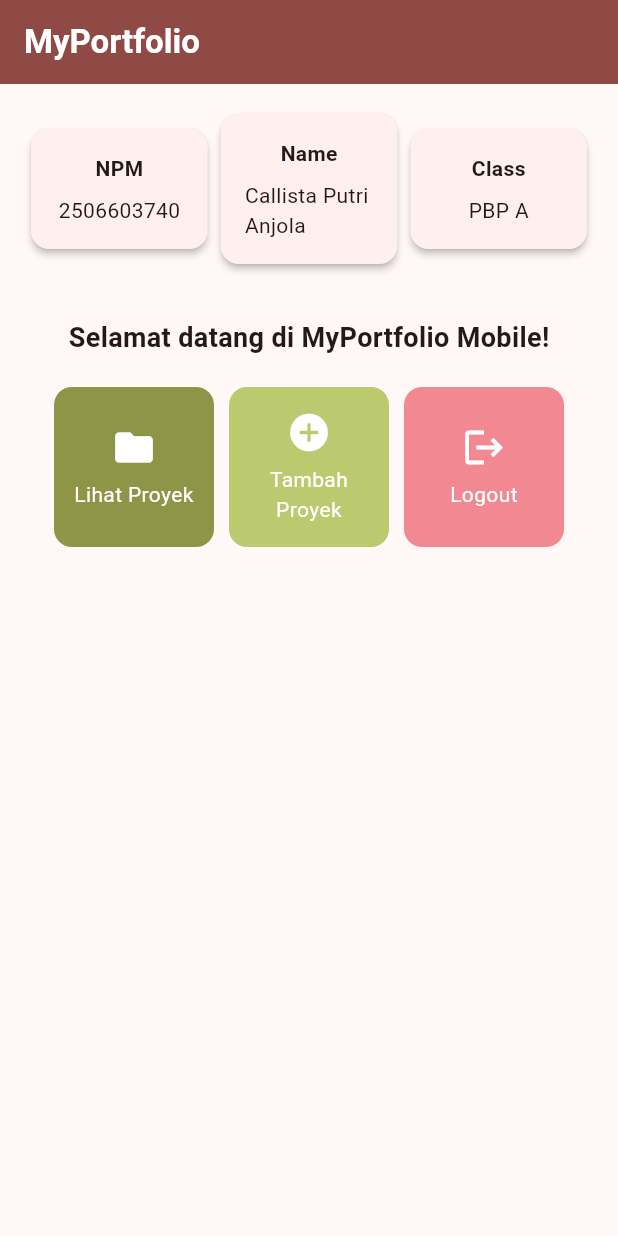
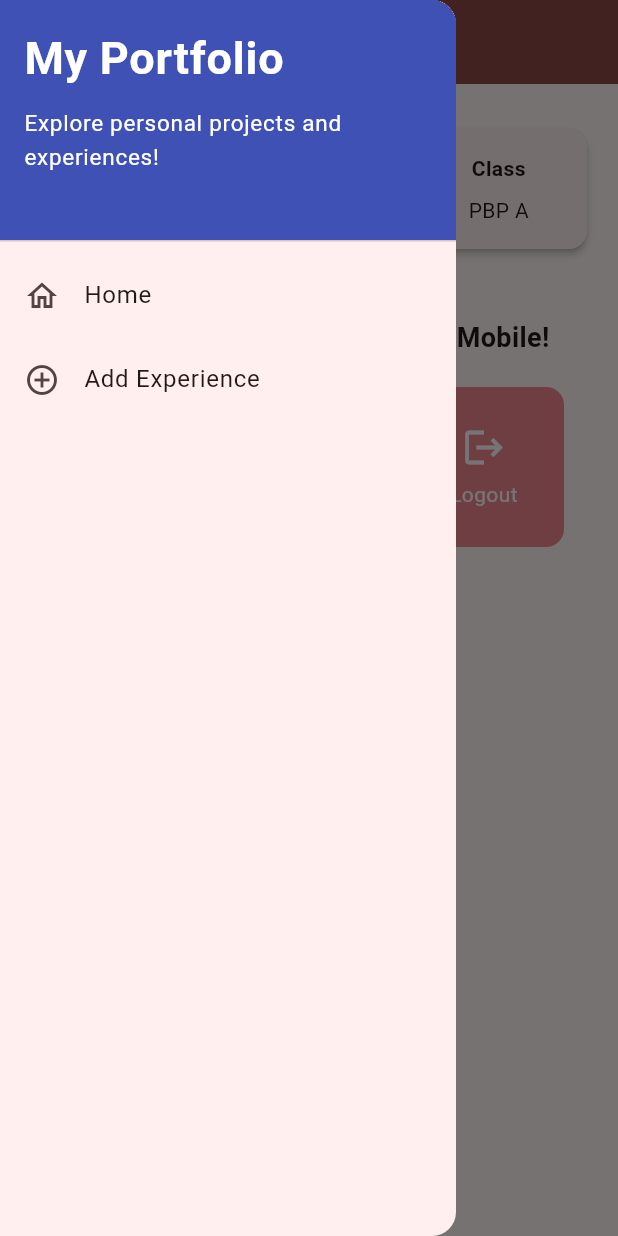
Before and after one commit to callistaputri/myportofolio_mobile, a Flutter app: the screen it shows after launch, with the side drawer open (before the commit the screen has no drawer), on a phone screen of 412 x 824 dp. Run offline on Flutter 3.47's test engine with Material 3 defaults, Android fonts, the phone set to English and light mode, and no system bars.

Commit message:
Tutorial 09: Flutter Navigation, Layouts, Forms, and Input Elements

```diff
--- a/lib/main.dart
+++ b/lib/main.dart
@@ -1,5 +1,5 @@
 import 'package:flutter/material.dart';
-import 'package:myportofolio_mobile/menu.dart';
+import 'package:myportofolio_mobile/screens/menu.dart';
 
 void main() {
   runApp(const MyApp());
--- a/lib/menu.dart
+++ b/lib/screens/menu.dart
@@ -1,4 +1,6 @@
 import 'package:flutter/material.dart';
+import 'package:myportofolio_mobile/widgets/left_drawer.dart';
+import 'package:myportofolio_mobile/widgets/project_card.dart';
 
 class MyHomePage extends StatelessWidget {
   MyHomePage({super.key});
@@ -8,8 +10,8 @@ class MyHomePage extends StatelessWidget {
   final String kelas = "PBP A";
 
   final List<ItemHomepage> items = [
-    ItemHomepage("Lihat Proyek", Icons.folder, const Color(0xFF8E9546)),
-    ItemHomepage("Tambah Proyek", Icons.add_circle, const Color(0xFFBBCA6F)),
+    ItemHomepage("Lihat Experience", Icons.folder, const Color(0xFF8E9546)),
+    ItemHomepage("Tambah Experience", Icons.add_circle, const Color(0xFFBBCA6F)),
     ItemHomepage("Logout", Icons.logout, const Color(0xFFF28892)),
   ];
 
@@ -23,6 +25,7 @@ class MyHomePage extends StatelessWidget {
         ),
         backgroundColor: Theme.of(context).colorScheme.primary,
       ),
+      drawer: const LeftDrawer(),
       body: Padding(
         padding: const EdgeInsets.all(16.0),
         child: Column(
@@ -107,45 +110,3 @@ class ItemHomepage {
 
   ItemHomepage(this.name, this.icon, this.color);
 }
-
-class ItemCard extends StatelessWidget {
-  final ItemHomepage item;
-
-  const ItemCard(this.item, {super.key});
-
-  @override
-  Widget build(BuildContext context) {
-    return Material(
-      color: item.color,
-      borderRadius: BorderRadius.circular(12),
-      child: InkWell(
-        onTap: () {
-          ScaffoldMessenger.of(context)
-            ..hideCurrentSnackBar()
-            ..showSnackBar(
-              SnackBar(
-                content: Text("Kamu telah menekan tombol ${item.name}!"),
-              ),
-            );
-        },
-        child: Container(
-          padding: const EdgeInsets.all(8),
-          child: Center(
-            child: Column(
-              mainAxisAlignment: MainAxisAlignment.center,
-              children: [
-                Icon(item.icon, color: Colors.white, size: 30.0),
-                const Padding(padding: EdgeInsets.all(3)),
-                Text(
-                  item.name,
-                  textAlign: TextAlign.center,
-                  style: const TextStyle(color: Colors.white),
-                ),
-              ],
-            ),
-          ),
-        ),
-      ),
-    );
-  }
-}
--- /dev/null
+++ b/lib/widgets/left_drawer.dart
@@ -0,0 +1,67 @@
+import 'package:flutter/material.dart';
+import 'package:myportofolio_mobile/screens/menu.dart';
+import 'package:myportofolio_mobile/screens/project_form.dart';
+
+class LeftDrawer extends StatelessWidget {
+  const LeftDrawer({super.key});
+
+  @override
+  Widget build(BuildContext context) {
+    return Drawer(
+      child: ListView(
+        children: [
+          const DrawerHeader(
+            decoration: BoxDecoration(
+              color: Colors.indigo,
+            ),
+            child: Column(
+              crossAxisAlignment: CrossAxisAlignment.start,
+              children: [
+                Text(
+                  'My Portfolio',
+                  style: TextStyle(
+                    fontSize: 30,
+                    fontWeight: FontWeight.bold,
+                    color: Colors.white,
+                  ),
+                ),
+                SizedBox(height: 10),
+                Text(
+                  'Explore personal projects and experiences!',
+                  style: TextStyle(
+                    fontSize: 15,
+                    color: Colors.white,
+                  ),
+                ),
+              ],
+            ),
+          ),
+          ListTile(
+            leading: const Icon(Icons.home_outlined),
+            title: const Text('Home'),
+            onTap: () {
+              Navigator.pushReplacement(
+                context,
+                MaterialPageRoute(
+                  builder: (context) => MyHomePage(),
+                ),
+              );
+            },
+          ),
+          ListTile(
+            leading: const Icon(Icons.add_circle_outline),
+            title: const Text('Add Experience'),
+            onTap: () {
+              Navigator.push(
+                context,
+                MaterialPageRoute(
+                  builder: (context) => const ExperienceFormPage(),
+                ),
+              );
+            },
+          ),
+        ],
+      ),
+    );
+  }
+}
--- /dev/null
+++ b/lib/widgets/project_card.dart
@@ -0,0 +1,53 @@
+import 'package:flutter/material.dart';
+import 'package:myportofolio_mobile/screens/menu.dart';
+import 'package:myportofolio_mobile/screens/project_form.dart';
+
+class ItemCard extends StatelessWidget {
+  final ItemHomepage item;
+
+  const ItemCard(this.item, {super.key});
+
+  @override
+  Widget build(BuildContext context) {
+    return Material(
+      color: item.color,
+      borderRadius: BorderRadius.circular(12),
+      child: InkWell(
+        onTap: () {
+          ScaffoldMessenger.of(context)
+            ..hideCurrentSnackBar()
+            ..showSnackBar(
+              SnackBar(
+                content: Text("Kamu telah menekan tombol ${item.name}!"),
+              ),
+            );
+            if (item.name == "Tambah Experience") {
+                Navigator.push(
+                  context,
+                  MaterialPageRoute(
+                    builder: (context) => const ExperienceFormPage(),
+                  ),
+                );
+            }
+        },
+        child: Container(
+          padding: const EdgeInsets.all(8),
+          child: Center(
+            child: Column(
+              mainAxisAlignment: MainAxisAlignment.center,
+              children: [
+                Icon(item.icon, color: Colors.white, size: 30.0),
+                const Padding(padding: EdgeInsets.all(3)),
+                Text(
+                  item.name,
+                  textAlign: TextAlign.center,
+                  style: const TextStyle(color: Colors.white),
+                ),
+              ],
+            ),
+          ),
+        ),
+      ),
+    );
+  }
+}
```
Also changed, not shown: lib/screens/project_form.dart (added, +205 -0 lines).
